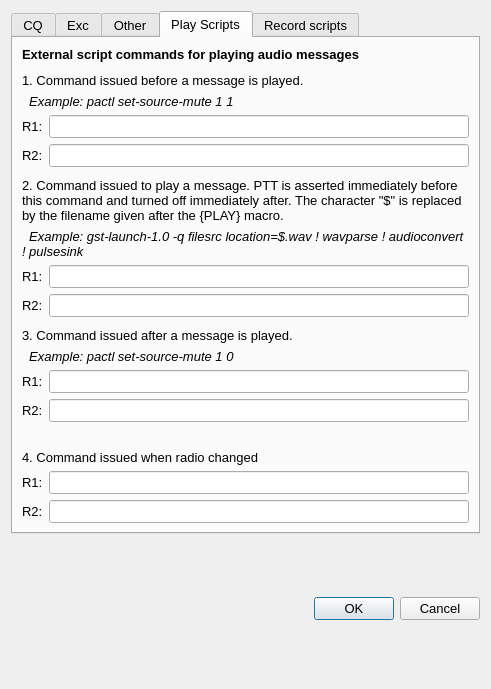
This is so2sdr/ssbmessagedialog.ui in n4ogw/so2sdr as Qt 5 draws it before an edit. The edited form follows.
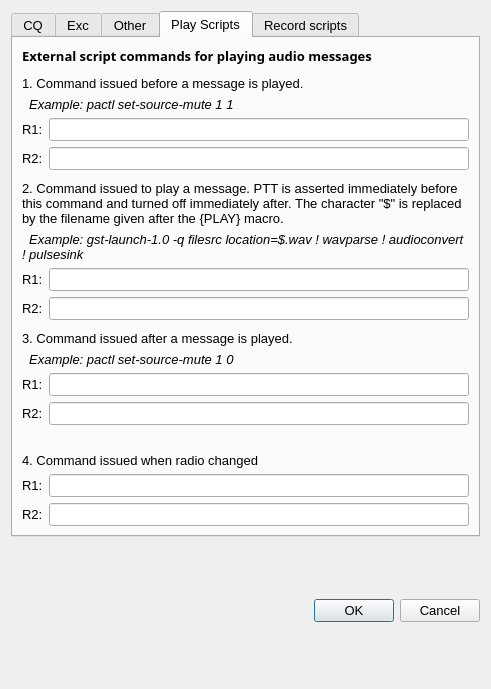
This is the edited form. The open tabs and pages were chosen to show the change.

```diff
--- a/so2sdr/ssbmessagedialog.ui
+++ b/so2sdr/ssbmessagedialog.ui
@@ -1294,7 +1294,7 @@
           <widget class="QLabel" name="label_3">
            <property name="font">
             <font>
-             <family>Liberation Sans</family>
+             <family>Sans</family>
              <pointsize>10</pointsize>
              <weight>75</weight>
              <bold>true</bold>
```
Left out of the diff: 2 changed lines with no effect on the pictures.
